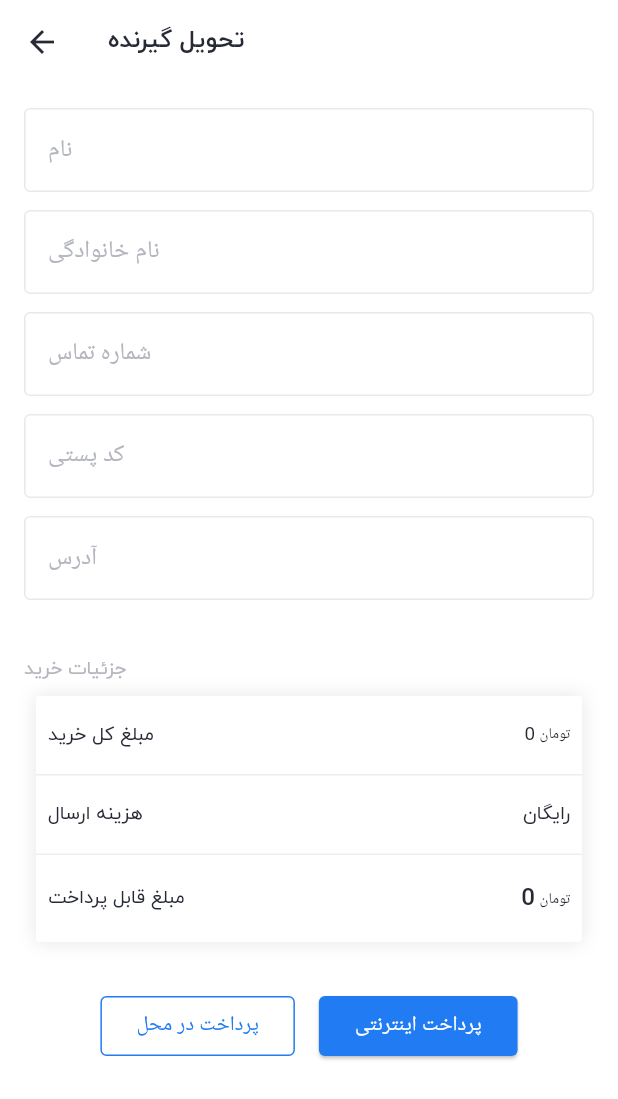
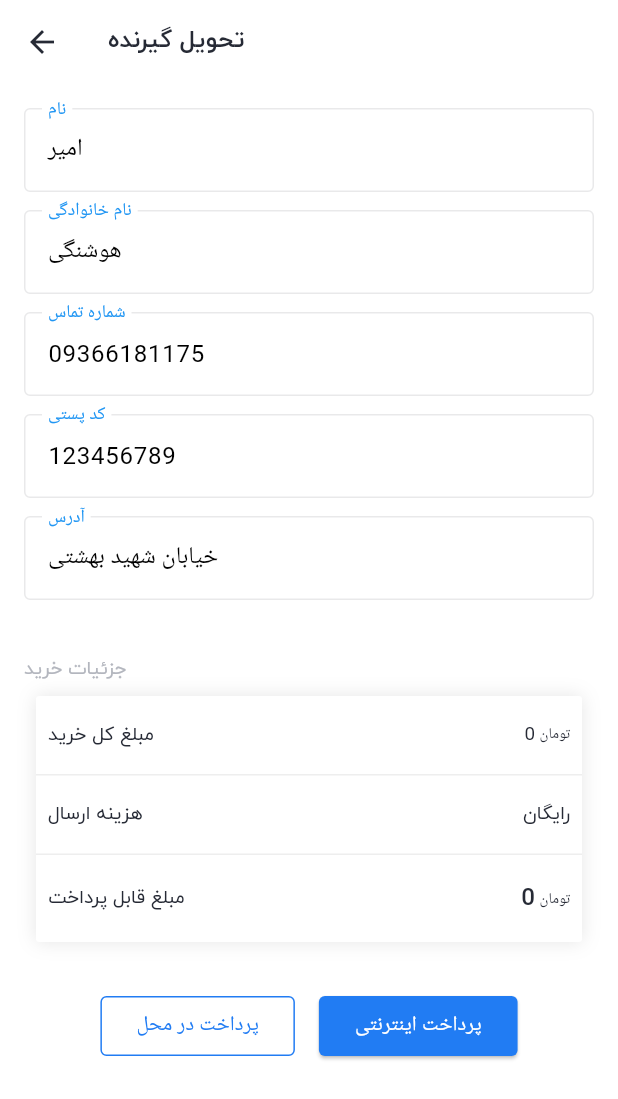
Before and after one commit to amirhoushangi/Nike_Ecommerce, a Flutter app: the ShippingScreen screen opened directly with empty values, on a phone screen of 412 x 824 dp. Shown: the top 1099 px of the screen. Run offline on Flutter 3.47's test engine with Material 3 defaults, Android fonts, the phone set to English and light mode, and no system bars; our stand-ins replace bloc, cached_network_image, dio, equatable, flutter_bloc, flutter_svg and 3 more; accounts and stored records are empty; network calls fail.

```diff
--- /dev/null
+++ b/devtools_options.yaml
@@ -0,0 +1,3 @@
+description: This file stores settings for Dart & Flutter DevTools.
+documentation: https://docs.flutter.dev/tools/devtools/extensions#configure-extension-enablement-states
+extensions:
--- a/lib/UI/auth/auth.dart
+++ b/lib/UI/auth/auth.dart
@@ -14,9 +14,9 @@ class AuthScreen extends StatefulWidget {
 
 class _AuthScreenState extends State<AuthScreen> {
   final TextEditingController usernameController =
-      TextEditingController(text: "amir82@gmail.com");
+      TextEditingController(text: "sobhan82@gmail.com");
   final TextEditingController passwordController =
-      TextEditingController(text: "13822831");
+      TextEditingController(text: "2121");
   @override
   Widget build(BuildContext context) {
     final ThemeData themeData = Theme.of(context);
--- /dev/null
+++ b/lib/UI/shipping/bloc/shipping_event.dart
@@ -0,0 +1,15 @@
+part of 'shipping_bloc.dart';
+
+sealed class ShippingEvent extends Equatable {
+  const ShippingEvent();
+
+  @override
+  List<Object> get props => [];
+}
+
+
+class ShippingCreateOrder extends ShippingEvent{
+  final SubmitOrderParams params;
+
+  ShippingCreateOrder(this.params);
+}
--- /dev/null
+++ b/lib/UI/shipping/bloc/shipping_state.dart
@@ -0,0 +1,28 @@
+part of 'shipping_bloc.dart';
+
+sealed class ShippingState extends Equatable {
+  const ShippingState();
+
+  @override
+  List<Object> get props => [];
+}
+
+final class ShippingInitial extends ShippingState {}
+
+class ShippingLoading extends ShippingState {}
+
+class ShippingError extends ShippingState {
+  final AppException appException;
+
+  const ShippingError(this.appException);
+  @override
+  List<Object> get props => [appException];
+}
+
+class ShippingSuccess extends ShippingState {
+  final SubmitOrderResult data;
+
+  const ShippingSuccess(this.data);
+  @override
+  List<Object> get props => [data];
+}
--- a/lib/UI/shipping/shipping.dart
+++ b/lib/UI/shipping/shipping.dart
@@ -1,18 +1,55 @@
+import 'dart:async';
+
+import 'package:flutter/cupertino.dart';
 import 'package:flutter/material.dart';
+import 'package:flutter_bloc/flutter_bloc.dart';
 import 'package:nike_ecommerce_flutter/UI/cart/price_info.dart';
 import 'package:nike_ecommerce_flutter/UI/receipt/payment_receipt.dart';
+import 'package:nike_ecommerce_flutter/UI/shipping/bloc/shipping_bloc.dart';
+import 'package:nike_ecommerce_flutter/data/order.dart';
+import 'package:nike_ecommerce_flutter/data/repo/cart_repository.dart';
+import 'package:nike_ecommerce_flutter/data/repo/order_repository.dart';
 import 'package:nike_ecommerce_flutter/theme.dart';
 
-class ShippingScreen extends StatelessWidget {
+class ShippingScreen extends StatefulWidget {
   final int payablePrice;
   final int shippinCost;
   final int totalPrice;
 
-  const ShippingScreen(
+  ShippingScreen(
       {super.key,
       required this.payablePrice,
       required this.shippinCost,
       required this.totalPrice});
+
+  @override
+  State<ShippingScreen> createState() => _ShippingScreenState();
+}
+
+class _ShippingScreenState extends State<ShippingScreen> {
+  final TextEditingController firstNameController =
+      TextEditingController(text: 'امیر');
+
+  final TextEditingController lastNameController =
+      TextEditingController(text: 'هوشنگی');
+
+  final TextEditingController phoneNumberController =
+      TextEditingController(text: '09366181175');
+
+  final TextEditingController postalCodeController =
+      TextEditingController(text: '123456789');
+
+  final TextEditingController addressController =
+      TextEditingController(text: 'خیابان شهید بهشتی');
+
+  StreamSubscription? subscription;
+
+  @override
+  void dispose() {
+    subscription?.cancel();
+    super.dispose();
+  }
+
   @override
   Widget build(BuildContext context) {
     return Scaffold(
@@ -20,13 +57,31 @@ class ShippingScreen extends StatelessWidget {
         title: const Text('تحویل گیرنده'),
         centerTitle: false,
       ),
-      body: SingleChildScrollView(
-        padding: EdgeInsets.all(16),
+      body: BlocProvider<ShippingBloc>(
+        create: (context) {
+          final bloc = ShippingBloc(orderRepository);
+          subscription = bloc.stream.listen((event) {
+            if (event is ShippingError) {
+              ScaffoldMessenger.of(context).showSnackBar(
+                  SnackBar(content: Text(event.appException.message)));
+            } else if (event is ShippingSuccess) {
+              CartRepository.cartItemCountNotifier.value = 0;
+              Navigator.of(context).push(MaterialPageRoute(
+                  builder: (context) => PaymentReceiptScreen(
+                        orderId: event.data.orderId,
+                      )));
+            }
+          });
+          return bloc;
+        },
+        child: SingleChildScrollView(
+          padding: const EdgeInsets.all(16),
           child: Column(
             crossAxisAlignment: CrossAxisAlignment.center,
             children: [
-            const TextField(
-              decoration: InputDecoration(
+              TextField(
+                controller: firstNameController,
+                decoration: const InputDecoration(
                     label: Text('نام'),
                     labelStyle:
                         TextStyle(color: LightThemeColors.secondryTextColor),
@@ -35,8 +90,9 @@ class ShippingScreen extends StatelessWidget {
                         borderSide: BorderSide(color: Colors.blue))),
               ),
               const SizedBox(height: 12),
-            const TextField(
-              decoration: InputDecoration(
+              TextField(
+                controller: lastNameController,
+                decoration: const InputDecoration(
                     label: Text('نام خانوادگی'),
                     labelStyle:
                         TextStyle(color: LightThemeColors.secondryTextColor),
@@ -45,8 +101,9 @@ class ShippingScreen extends StatelessWidget {
                         borderSide: BorderSide(color: Colors.blue))),
               ),
               const SizedBox(height: 12),
-            const TextField(
-              decoration: InputDecoration(
+              TextField(
+                controller: phoneNumberController,
+                decoration: const InputDecoration(
                     label: Text('شماره تماس'),
                     labelStyle:
                         TextStyle(color: LightThemeColors.secondryTextColor),
@@ -55,8 +112,9 @@ class ShippingScreen extends StatelessWidget {
                         borderSide: BorderSide(color: Colors.blue))),
               ),
               const SizedBox(height: 12),
-            const TextField(
-              decoration: InputDecoration(
+              TextField(
+                controller: postalCodeController,
+                decoration: const InputDecoration(
                     label: Text('کد پستی'),
                     labelStyle:
                         TextStyle(color: LightThemeColors.secondryTextColor),
@@ -65,8 +123,9 @@ class ShippingScreen extends StatelessWidget {
                         borderSide: BorderSide(color: Colors.blue))),
               ),
               const SizedBox(height: 12),
-            const TextField(
-              decoration: InputDecoration(
+              TextField(
+                controller: addressController,
+                decoration: const InputDecoration(
                     label: Text('آدرس'),
                     labelStyle:
                         TextStyle(color: LightThemeColors.secondryTextColor),
@@ -76,38 +135,56 @@ class ShippingScreen extends StatelessWidget {
               ),
               const SizedBox(height: 12),
               PriceInfo(
-                payblePrice: payablePrice,
-                shippinCost: shippinCost,
-                totalPrice: totalPrice),
-            Row(
+                  payblePrice: widget.payablePrice,
+                  shippinCost: widget.shippinCost,
+                  totalPrice: widget.totalPrice),
+              BlocBuilder<ShippingBloc, ShippingState>(
+                builder: (context, state) {
+                  return state is ShippingLoading
+                      ? const Center(
+                          child: CupertinoActivityIndicator(),
+                        )
+                      : Row(
                           mainAxisAlignment: MainAxisAlignment.center,
                           children: [
                             OutlinedButton(
                                 onPressed: () {
-                      Navigator.of(context).push(MaterialPageRoute(
-                          builder: (context) => PaymentReceiptScreen()));
+                                  BlocProvider.of<ShippingBloc>(context).add(
+                                      ShippingCreateOrder(SubmitOrderParams(
+                                          firstNameController.text,
+                                          lastNameController.text,
+                                          phoneNumberController.text,
+                                          postalCodeController.text,
+                                          addressController.text,
+                                          PaymentMethod.cashOneDelivery)));
                                 },
                                 style: OutlinedButton.styleFrom(
                                     side: const BorderSide(
                                       color: LightThemeColors.primaryColor,
                                     ),
-                        foregroundColor: LightThemeColors.primaryColor,
+                                    foregroundColor:
+                                        LightThemeColors.primaryColor,
                                     shape: RoundedRectangleBorder(
-                            borderRadius: BorderRadius.circular(4))),
+                                        borderRadius:
+                                            BorderRadius.circular(4))),
                                 child: const Text("پرداخت در محل")),
                             const SizedBox(width: 16),
                             ElevatedButton(
                               onPressed: () {},
                               style: ElevatedButton.styleFrom(
-                      backgroundColor: LightThemeColors.primaryColor,
+                                  backgroundColor:
+                                      LightThemeColors.primaryColor,
                                   foregroundColor: Colors.white,
                                   shape: RoundedRectangleBorder(
                                       borderRadius: BorderRadius.circular(4))),
                               child: const Text("پرداخت اینترنتی"),
                             ),
                           ],
+                        );
+                },
               )
             ],
+          ),
         ),
       ),
     );
--- /dev/null
+++ b/lib/data/order.dart
@@ -0,0 +1,23 @@
+class SubmitOrderResult {
+  final int orderId;
+  final String bankGatewayUrl;
+
+  SubmitOrderResult(this.orderId, this.bankGatewayUrl);
+  SubmitOrderResult.fromJson(Map<String, dynamic> json)
+      : orderId = json['order_id'],
+        bankGatewayUrl = json['bank_gateway_url'];
+}
+
+class SubmitOrderParams {
+  final String firstName;
+  final String lastName;
+  final String phoneNumber;
+  final String postalCode;
+  final String address;
+  final PaymentMethod paymentMethod;
+
+  SubmitOrderParams(this.firstName, this.lastName, this.phoneNumber,
+      this.postalCode, this.address, this.paymentMethod);
+}
+
+enum PaymentMethod { online, cashOneDelivery }
```
Also changed, not shown: lib/UI/receipt/bloc/payment_receipt_bloc.dart (added, +28 -0 lines), lib/UI/receipt/bloc/payment_receipt_event.dart (added, +17 -0 lines), lib/UI/receipt/bloc/payment_receipt_state.dart (added, +28 -0 lines), lib/UI/receipt/payment_receipt.dart (+48 -18 lines), lib/UI/shipping/bloc/shipping_bloc.dart (added, +25 -0 lines), lib/data/payment_receipt.dart (added, +10 -0 lines), lib/data/product.dart (+4 -3 lines), lib/data/repo/order_repository.dart (added, +22 -0 lines), lib/data/source/order_data_source.dart (added, +36 -0 lines). Lines whose indentation alone changed are shown as unchanged.
